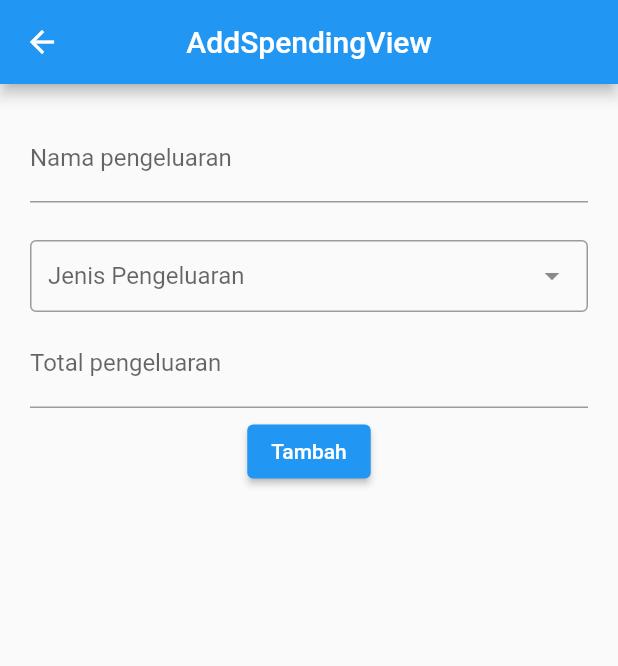
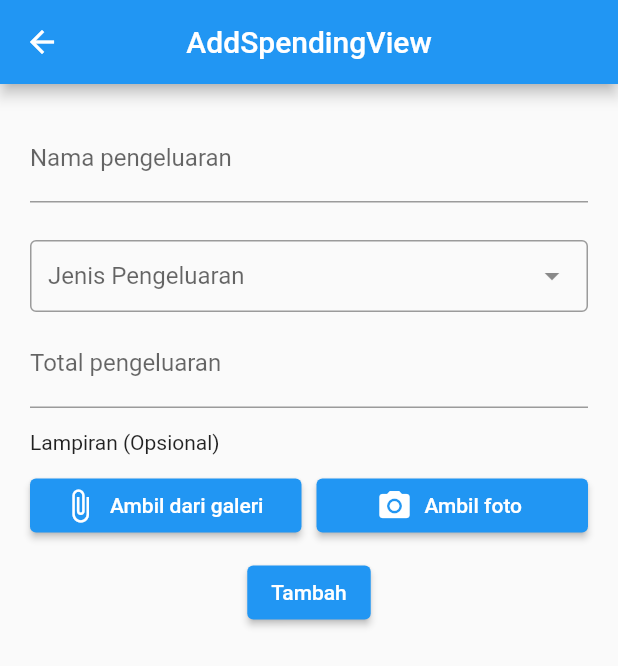
Before and after one commit to wikugw/flutter-money-monitoring, a Flutter app: the AddSpendingView screen opened by its route, after a tap on "Tambah", on a phone screen of 412 x 824 dp. Shown: the top 666 px of the screen. Run offline on Flutter 3.47's test engine with Material 2 defaults, Android fonts, the phone set to English and light mode, and no system bars; drawn by our look-alikes of dropdown_search; our stand-ins replace cloud_firestore, firebase_auth, firebase_core, firebase_storage, get, google_sign_in and 1 more; accounts and stored records are empty.

Commit message:
tambah flow upload image ke FB storage
- tambah flow upload image ke FB storage
- tambah comment di home controller biar ga bingung

```diff
--- a/lib/app/modules/add_spending/controllers/add_spending_controller.dart
+++ b/lib/app/modules/add_spending/controllers/add_spending_controller.dart
@@ -1,6 +1,10 @@
+import 'dart:io';
+
 import 'package:cloud_firestore/cloud_firestore.dart';
+import 'package:firebase_storage/firebase_storage.dart';
 import 'package:flutter/material.dart';
 import 'package:get/get.dart';
+import 'package:image_picker/image_picker.dart';
 import 'package:intl/intl.dart';
 import 'package:money_monitoring/app/routes/app_pages.dart';
 
@@ -10,14 +14,31 @@ class AddSpendingController extends GetxController {
   var spentTypeC = "".obs;
 
   FirebaseFirestore firestore = FirebaseFirestore.instance;
+  FirebaseStorage storage = FirebaseStorage.instance;
+
+  final ImagePicker imagePicker = ImagePicker();
+  XFile? pickedImage = null;
+
+  void uploadFromGallery() async {
+    try {
+      final XFile? checkImageData =
+          await imagePicker.pickImage(source: ImageSource.gallery);
+
+      if (checkImageData != null) {
+        pickedImage = checkImageData;
+        update();
+      }
+    } catch (e) {
+      Get.defaultDialog(title: 'Gagal unggah gambar', middleText: '$e');
+    }
+  }
+
+  void cancelAddAttachment() {
+    pickedImage = null;
+    update();
+  }
 
   Future<void> addSpending(params) async {
-    // print(spentTypeC);
-    // print(spentNameC.text);
-    // print(priceC.text);
-    // print(params['loggedInEmail']);
-    // print(params['currentMonthId']);
-
     DocumentReference userDocRef =
         await firestore.collection('users').doc(params['loggedInEmail']);
 
@@ -45,13 +66,28 @@ class AddSpendingController extends GetxController {
     }
 
     DocumentReference currentDayDoc = await dateDocRef.doc(UID);
-    // print(dateDocRef.get());
+
+    // upload gambar ke DB
+    String photoUrl = "";
+    if (pickedImage != null) {
+      try {
+        Reference storageRef = await storage.ref(
+            "${stringDateNow}-${params['loggedInEmail']}.${pickedImage!.name.split('.').last}");
+        File file = File(pickedImage!.path);
+
+        await storageRef.putFile(file);
+        photoUrl = await storageRef.getDownloadURL();
+        cancelAddAttachment();
+      } catch (e) {
+        print(e);
+      }
+    }
 
     // tambah record
     await currentDayDoc.collection('records').add({
       "spentName": spentNameC.text,
       "total": int.parse(priceC.text),
-      "attachment": "",
+      "attachment": photoUrl,
       "createdAt": stringDateNow,
       "updatedAt": stringDateNow,
       "spentType": spentTypeC.value,
--- a/lib/app/modules/add_spending/views/add_spending_view.dart
+++ b/lib/app/modules/add_spending/views/add_spending_view.dart
@@ -1,3 +1,5 @@
+import 'dart:io';
+
 import 'package:dropdown_search/dropdown_search.dart';
 import 'package:flutter/material.dart';
 import 'package:flutter/services.dart';
@@ -47,6 +49,59 @@ class AddSpendingView extends GetView<AddSpendingController> {
               decoration: InputDecoration(labelText: 'Total pengeluaran'),
             ),
             SizedBox(height: 5),
+            Column(
+              crossAxisAlignment: CrossAxisAlignment.start,
+              children: [
+                Padding(
+                  padding: const EdgeInsets.symmetric(vertical: 10),
+                  child: Text('Lampiran (Opsional)'),
+                ),
+                Row(
+                  children: [
+                    Expanded(
+                      flex: 1,
+                      child: ElevatedButton.icon(
+                        onPressed: () => controller.uploadFromGallery(),
+                        icon: Icon(Icons.attach_file),
+                        label: Text('Ambil dari galeri'),
+                      ),
+                    ),
+                    SizedBox(width: 10),
+                    Expanded(
+                      flex: 1,
+                      child: ElevatedButton.icon(
+                        onPressed: () {},
+                        icon: Icon(Icons.photo_camera),
+                        label: Text('Ambil foto'),
+                      ),
+                    ),
+                  ],
+                ),
+              ],
+            ),
+            SizedBox(height: 5),
+            Align(
+              alignment: Alignment.center,
+              child: GetBuilder<AddSpendingController>(
+                builder: (c) => c.pickedImage != null
+                    ? Column(
+                        children: [
+                          Container(
+                            height: 200,
+                            width: 200,
+                            child: Image(
+                              image: FileImage(File(c.pickedImage!.path)),
+                            ),
+                          ),
+                          ElevatedButton(
+                              onPressed: () => controller.cancelAddAttachment(),
+                              child: Text('Batal'))
+                        ],
+                      )
+                    : SizedBox(),
+              ),
+            ),
+            SizedBox(height: 5),
             ElevatedButton(
               onPressed: () => controller.addSpending(Get.arguments),
               child: Text('Tambah'),
--- a/lib/app/modules/home/views/home_view.dart
+++ b/lib/app/modules/home/views/home_view.dart
@@ -17,7 +17,6 @@ class HomeView extends GetView<HomeController> {
       builder: (context, snapshot) {
         if (snapshot.connectionState == ConnectionState.done) {
           var currentMonthRecord = snapshot.data;
-          print(currentMonthRecord?.dates?.length);
           return Scaffold(
             appBar: AppBar(
               title: Text('HomeView'),
--- a/pubspec.yaml
+++ b/pubspec.yaml
@@ -14,6 +14,8 @@ dependencies:
   cloud_firestore: 2.5.3
   intl: 0.17.0
   dropdown_search: 1.0.3
+  image_picker: 0.8.4+1
+  firebase_storage: 10.0.5
   flutter:
     sdk: flutter
 
```
Also changed, not shown: lib/app/modules/home/controllers/home_controller.dart (+24 -16 lines), pubspec.lock, 1 other file.
